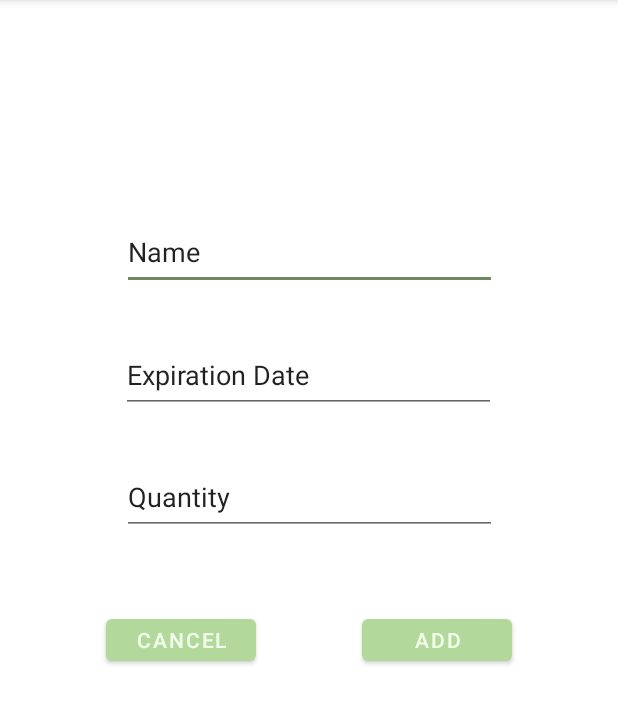
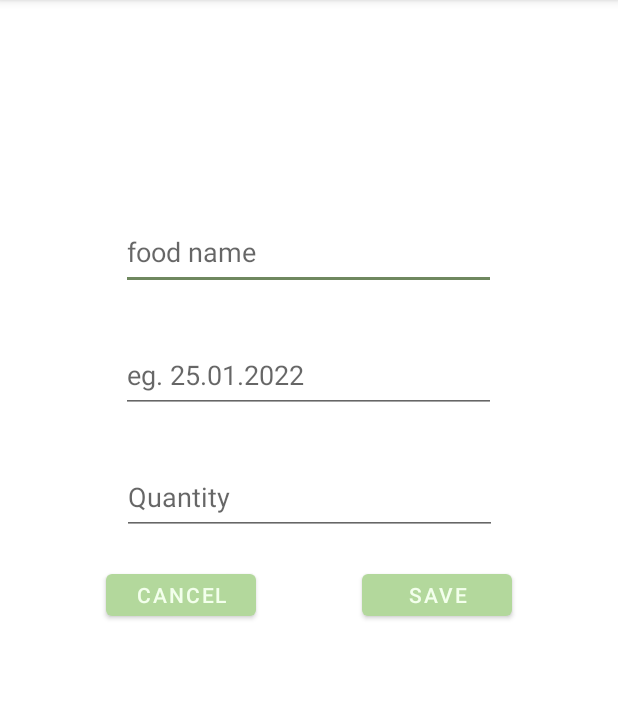
Before and after one commit to solveiglangas/MobileApplications, an Android app: the AddItemActivity screen opened directly, with no data from a screen before it, on a phone screen of 412 x 824 dp, the part 84-808 px from its top. Run offline under Robolectric (Android 15) with nearby library versions, the phone set to English and light mode, and no system bars; our stand-ins replace Room's generated code.

Commit message:
add products functionality

```diff
--- a/USEBY/app/src/main/java/com/example/use_by/AddItemActivity.java
+++ b/USEBY/app/src/main/java/com/example/use_by/AddItemActivity.java
@@ -1,13 +1,52 @@
 package com.example.use_by;
 
 import androidx.appcompat.app.AppCompatActivity;
+
+import android.content.Intent;
 import android.os.Bundle;
+import android.view.View;
+import android.widget.ArrayAdapter;
+import android.widget.EditText;
+
+import java.util.ArrayList;
+import java.util.List;
 
 public class AddItemActivity extends AppCompatActivity {
+
+    private AppDatabase db;
+    EditText input1;
+    EditText input2;
+    EditText input3;
 
     @Override
     protected void onCreate(Bundle savedInstanceState) {
         super.onCreate(savedInstanceState);
         setContentView(R.layout.activity_add_item);
+        db = AppDatabase.getInstance(getApplicationContext());
+    }
+
+    public void cancel(View view) {
+        Intent intent = new Intent(this, OpenListActivity.class);
+        startActivity(intent);
+    }
+
+
+
+    public void addFood(View view) {
+
+        input1 = findViewById(R.id.input1);
+        input2 = findViewById(R.id.input2);
+        input3 = findViewById(R.id.input3);
+        Food newFood = new Food();
+        newFood.setName(input1.getText().toString());
+        newFood.setDate(input2.getText().toString());
+        newFood.setQuantity(Integer.parseInt(input3.getText().toString()));
+        db.foodDao().insert(newFood);
+
+
+        Intent intent = new Intent(this, OpenListActivity.class);
+        startActivity(intent);
+
+
     }
 }
--- a/USEBY/app/src/main/java/com/example/use_by/Food.java
+++ b/USEBY/app/src/main/java/com/example/use_by/Food.java
@@ -26,6 +26,10 @@ public class Food {
 
     @ColumnInfo(name="location")
     public String location;
+
+    public Food(){
+
+    }
 
     public Food(long id, String name, int quantity, String date, String location) {
         this.id = id;
--- a/USEBY/app/src/main/java/com/example/use_by/FoodDao.java
+++ b/USEBY/app/src/main/java/com/example/use_by/FoodDao.java
@@ -1,6 +1,7 @@
 package com.example.use_by;
 
 import androidx.room.Dao;
+import androidx.room.Insert;
 import androidx.room.Query;
 
 import java.util.List;
@@ -10,6 +11,9 @@ public interface FoodDao {
 
     @Query("SELECT * FROM Food")
     List<Food> getAllFoods();
+
+    @Insert
+    void insert(Food food);
 
     /*@Query("SELECT * FROM Food WHERE id IN (:foodIds)")
     List<Food> loadAllByIds(long[] foodIds);
--- a/USEBY/app/src/main/res/layout/activity_add_item.xml
+++ b/USEBY/app/src/main/res/layout/activity_add_item.xml
@@ -12,9 +12,10 @@
         android:layout_width="250dp"
         android:layout_height="50dp"
         android:layout_marginTop="132dp"
-        android:text="Name"
+        android:hint="@string/food_name"
         app:layout_constraintBottom_toTopOf="@+id/input2"
         app:layout_constraintEnd_toEndOf="parent"
+        app:layout_constraintHorizontal_bias="0.496"
         app:layout_constraintStart_toStartOf="parent"
         app:layout_constraintTop_toTopOf="parent" />
 
@@ -23,7 +24,7 @@
         android:layout_width="250dp"
         android:layout_height="50dp"
         android:layout_marginTop="20dp"
-        android:text="Expiration Date"
+        android:hint="@string/eg_25_01_2022"
         app:layout_constraintBottom_toTopOf="@+id/input3"
         app:layout_constraintEnd_toEndOf="parent"
         app:layout_constraintHorizontal_bias="0.496"
@@ -37,7 +38,7 @@
         android:layout_height="50dp"
         android:layout_marginTop="20dp"
         android:layout_marginBottom="400dp"
-        android:text="Quantity"
+        android:hint="@string/quantity"
         app:layout_constraintBottom_toBottomOf="parent"
         app:layout_constraintEnd_toEndOf="parent"
         app:layout_constraintStart_toStartOf="parent"
@@ -47,8 +48,9 @@
         android:id="@+id/btn1"
         android:layout_width="100dp"
         android:layout_height="40dp"
-        android:layout_marginTop="50dp"
-        android:text="Cancel"
+        android:layout_marginTop="20dp"
+        android:text="@string/cancel"
+        android:onClick="cancel"
         app:layout_constraintBottom_toBottomOf="parent"
         app:layout_constraintEnd_toStartOf="@+id/btn2"
         app:layout_constraintStart_toStartOf="parent"
@@ -59,8 +61,9 @@
         android:id="@+id/btn2"
         android:layout_width="100dp"
         android:layout_height="40dp"
-        android:layout_marginTop="50dp"
-        android:text="Add"
+        android:layout_marginTop="20dp"
+        android:onClick="addFood"
+        android:text="@string/save"
         app:layout_constraintBottom_toBottomOf="parent"
         app:layout_constraintEnd_toEndOf="parent"
         app:layout_constraintStart_toEndOf="@+id/btn1"
--- a/USEBY/app/src/main/res/values/strings.xml
+++ b/USEBY/app/src/main/res/values/strings.xml
@@ -1,4 +1,11 @@
 <resources>
     <string name="app_name">USE-BY</string>
     <string name="description">logo_desc</string>
+    <string name="add">Add</string>
+    <string name="quantity">Quantity</string>
+    <string name="expiration_date">Expiration Date</string>
+    <string name="eg_25_01_2022">eg. 25.01.2022</string>
+    <string name="food_name">food name</string>
+    <string name="cancel">Cancel</string>
+    <string name="save">Save</string>
 </resources>
```
